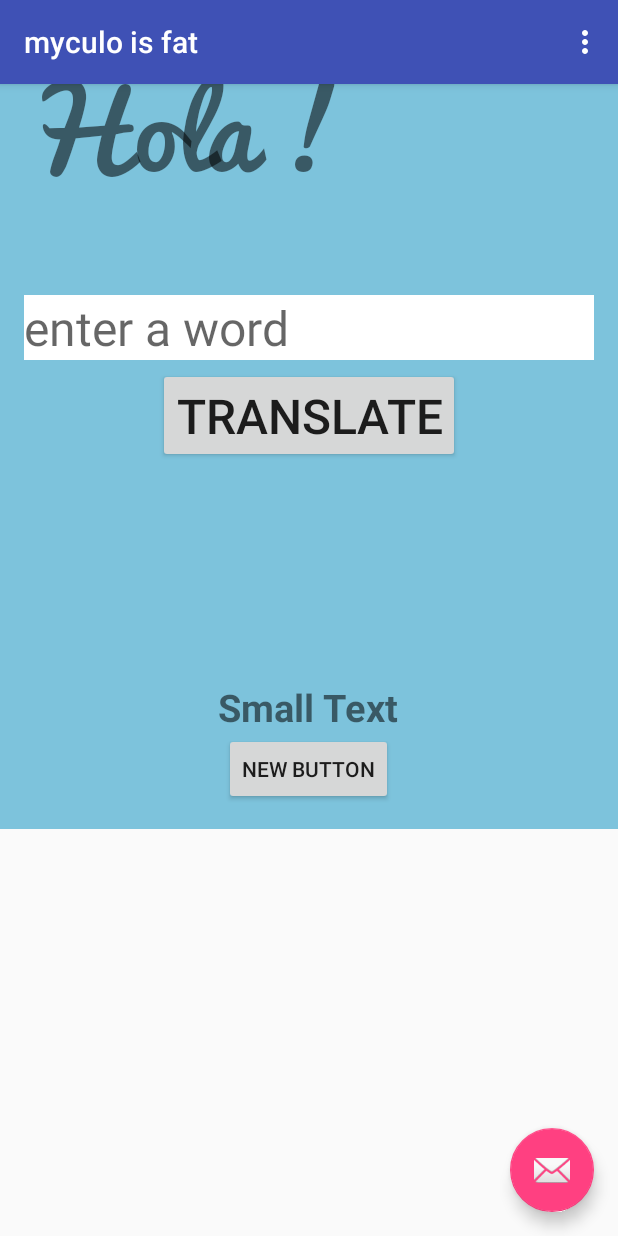
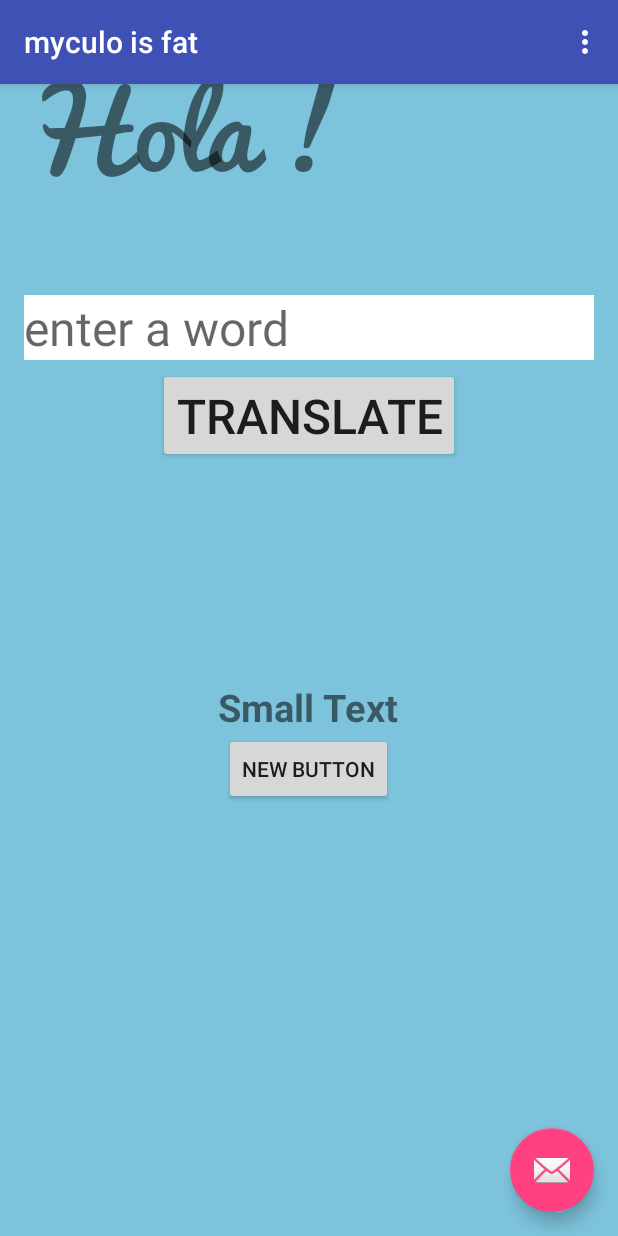
Before and after one commit to olmerchavarria2015/SpanishApp, an Android app: the screen it shows after launch (MainActivity), on a phone screen of 412 x 824 dp. Run offline under Robolectric (Android 15) with nearby library versions, the phone set to English and light mode, and no system bars.

```diff
--- a/app/src/main/res/layout/content_main.xml
+++ b/app/src/main/res/layout/content_main.xml
@@ -2,7 +2,7 @@
 <ScrollView xmlns:android="http://schemas.android.com/apk/res/android"
     android:layout_width="match_parent"
     android:layout_height="match_parent"
-    >
+    android:fillViewport="true">
 
     <LinearLayout xmlns:android="http://schemas.android.com/apk/res/android"
         xmlns:app="http://schemas.android.com/apk/res-auto"
```
